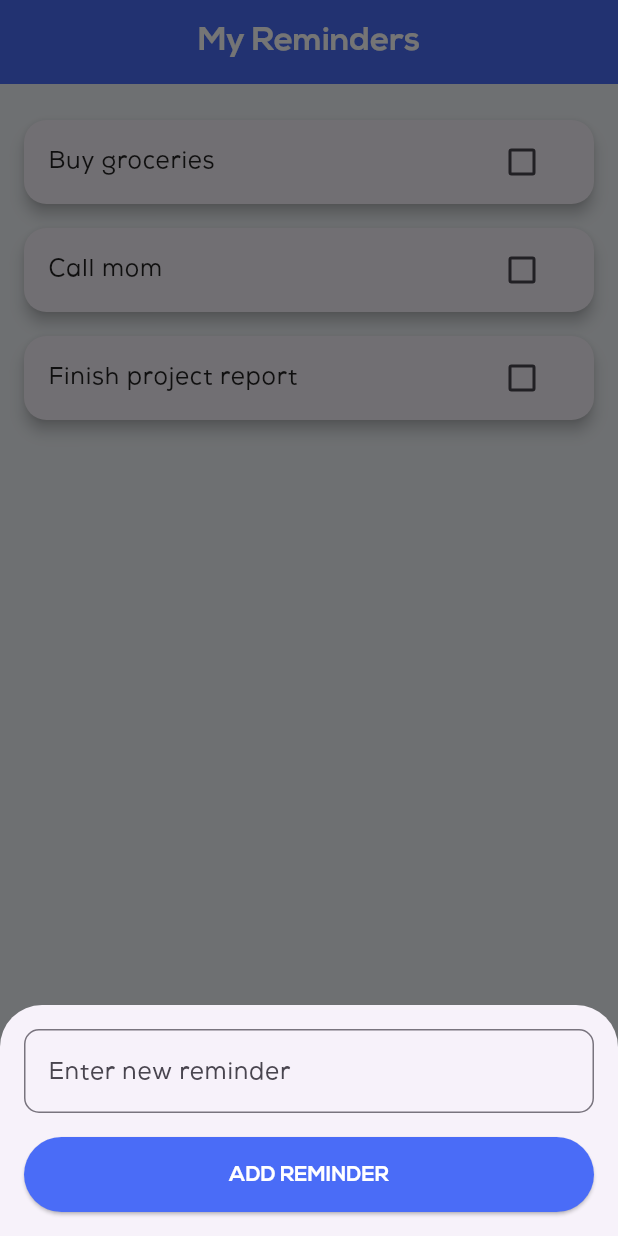
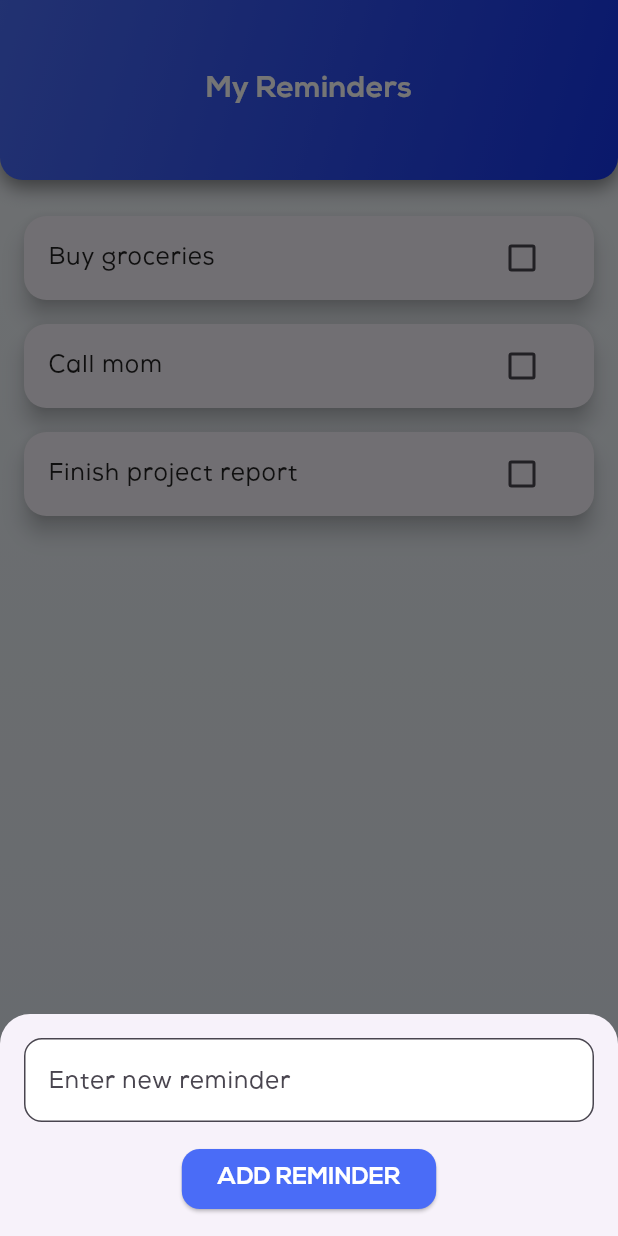
Before and after one commit to RITWIZSINGH/reminder_app, a Flutter app: the screen it shows after launch, after a tap on the "add" icon, on a phone screen of 412 x 824 dp. Run offline on Flutter 3.47's test engine with Material 3 defaults, Android fonts, the phone set to English and light mode, and no system bars.

Commit message:
UI changes

```diff
--- a/lib/reminder_screen.dart
+++ b/lib/reminder_screen.dart
@@ -51,39 +51,70 @@ class _ReminderScreenState extends State<ReminderScreen> {
   @override
   Widget build(BuildContext context) {
     return Scaffold(
-      backgroundColor: Color(0xFFF0F4F8),
-      appBar: AppBar(
-        title: Text(
+      // Gradient background for the entire app
+      body: Container(
+        decoration: BoxDecoration(
+          gradient: LinearGradient(
+            colors: [Color(0xFFF0F4F8), Color(0xFFE0E7EF)],
+            begin: Alignment.topCenter,
+            end: Alignment.bottomCenter,
+          ),
+        ),
+        child: Column(
+          children: [
+            // Modern AppBar with gradient
+            Container(
+              height: 120,
+              decoration: BoxDecoration(
+                gradient: LinearGradient(
+                  colors: [Color(0xFF4A6CF7), Color.fromARGB(255, 21, 53, 234)],
+                  begin: Alignment.topLeft,
+                  end: Alignment.bottomRight,
+                ),
+                borderRadius: BorderRadius.only(
+                    bottomLeft: Radius.circular(15),
+                    bottomRight: Radius.circular(15)),
+                boxShadow: [
+                  BoxShadow(
+                    color: Colors.black45,
+                    blurRadius: 10,
+                    offset: Offset(0, 5),
+                  ),
+                ],
+              ),
+              child: SafeArea(
+                child: Center(
+                  child: Text(
                     'My Reminders',
                     style: TextStyle(
                       color: Colors.white,
+                      fontSize: 20,
                       fontWeight: FontWeight.bold,
-              fontFamily: "NexaBold"),
+                      fontFamily: "NexaBold",
                     ),
-        backgroundColor: Color(0xFF4A6CF7),
-        elevation: 0,
-        centerTitle: true,
                   ),
-      body: ListView.builder(
-        padding: EdgeInsets.all(16),
+                ),
+              ),
+            ),
+            Expanded(
+              child: Padding(
+                padding: const EdgeInsets.all(16.0),
+                child: ListView.builder(
                   itemCount: _reminders.length,
                   itemBuilder: (context, index) {
                     final reminder = _reminders[index];
                     return Dismissible(
                       key: Key(reminder.id),
                       background: Container(
-              color: Colors.red,
+                        color: Colors.red.withAlpha(175),
                         alignment: Alignment.centerRight,
                         padding: EdgeInsets.symmetric(horizontal: 20),
                         child: Icon(Icons.delete, color: Colors.white),
                       ),
                       direction: DismissDirection.endToStart,
                       onDismissed: (_) => _deleteReminder(reminder.id),
-            child: AnimatedOpacity(
-              duration: Duration(milliseconds: 300),
-              opacity: reminder.isCompleted ? 0.5 : 1.0,
                       child: Card(
-                elevation: 4,
+                        elevation: 6,
                         margin: EdgeInsets.symmetric(vertical: 8),
                         shape: RoundedRectangleBorder(
                           borderRadius: BorderRadius.circular(15),
@@ -93,30 +124,40 @@ class _ReminderScreenState extends State<ReminderScreen> {
                             reminder.text,
                             style: TextStyle(
                               fontFamily: "NexaRegular",
+                              fontSize: 16,
                               decoration: reminder.isCompleted
                                   ? TextDecoration.lineThrough
                                   : TextDecoration.none,
-                      color:
-                          reminder.isCompleted ? Colors.grey : Colors.black87,
+                              color: reminder.isCompleted
+                                  ? Colors.grey
+                                  : Colors.black87,
                             ),
                           ),
                           trailing: Checkbox(
                             activeColor: Color(0xFF4A6CF7),
                             value: reminder.isCompleted,
-                    onChanged: (_) => _toggleReminderStatus(reminder.id),
-                  ),
+                            onChanged: (_) =>
+                                _toggleReminderStatus(reminder.id),
                           ),
                         ),
                       ),
                     );
                   },
                 ),
-      floatingActionButton: FloatingActionButton(
-        backgroundColor: Color(0xFF4A6CF7),
-        onPressed: () {
+              ),
+            ),
+          ],
+        ),
+      ),
+      // Gradient Floating Action Button
+      floatingActionButton: GestureDetector(
+        onTap: () {
           showModalBottomSheet(
             context: context,
             isScrollControlled: true,
+            shape: RoundedRectangleBorder(
+              borderRadius: BorderRadius.vertical(top: Radius.circular(20)),
+            ),
             builder: (context) => Padding(
               padding: EdgeInsets.only(
                 bottom: MediaQuery.of(context).viewInsets.bottom,
@@ -133,15 +174,20 @@ class _ReminderScreenState extends State<ReminderScreen> {
                       hintText: 'Enter new reminder',
                       hintStyle: TextStyle(fontFamily: "NexaRegular"),
                       border: OutlineInputBorder(
-                        borderRadius: BorderRadius.circular(10),
+                        borderRadius: BorderRadius.circular(12),
+                      ),
+                      filled: true,
+                      fillColor: Colors.white,
                     ),
                   ),
-                  ),
-                  SizedBox(height: 16),
+                  SizedBox(height: 14),
                   ElevatedButton(
                     style: ElevatedButton.styleFrom(
                       backgroundColor: Color(0xFF4A6CF7),
-                      minimumSize: Size(double.infinity, 50),
+                      // padding: EdgeInsets.symmetric(vertical: 14),
+                      shape: RoundedRectangleBorder(
+                        borderRadius: BorderRadius.circular(12),
+                      ),
                     ),
                     onPressed: () {
                       _addReminder();
@@ -150,18 +196,38 @@ class _ReminderScreenState extends State<ReminderScreen> {
                     child: Text(
                       'Add Reminder'.toUpperCase(),
                       style: TextStyle(
-                          color: Colors.white, fontFamily: "NexaBold"),
+                          color: Colors.white,
+                          fontFamily: "NexaBold",
+                          fontSize: 16),
                     ),
                   ),
-                  SizedBox(height: 16),
+                  SizedBox(
+                    height: 14,
+                  )
                 ],
               ),
             ),
           );
         },
-        child: Icon(
-          Icons.add,
-          color: Colors.white,
+        child: Container(
+          width: 60,
+          height: 60,
+          decoration: BoxDecoration(
+            gradient: LinearGradient(
+              colors: [Color(0xFF4A6CF7), Color.fromARGB(255, 41, 67, 215)],
+              begin: Alignment.topLeft,
+              end: Alignment.bottomRight,
+            ),
+            borderRadius: BorderRadius.circular(30),
+            boxShadow: [
+              BoxShadow(
+                color: Colors.black26,
+                blurRadius: 10,
+                offset: Offset(0, 4),
+              ),
+            ],
+          ),
+          child: Icon(Icons.add, color: Colors.white, size: 28),
         ),
       ),
     );
```
Lines whose indentation alone changed are shown as unchanged.
